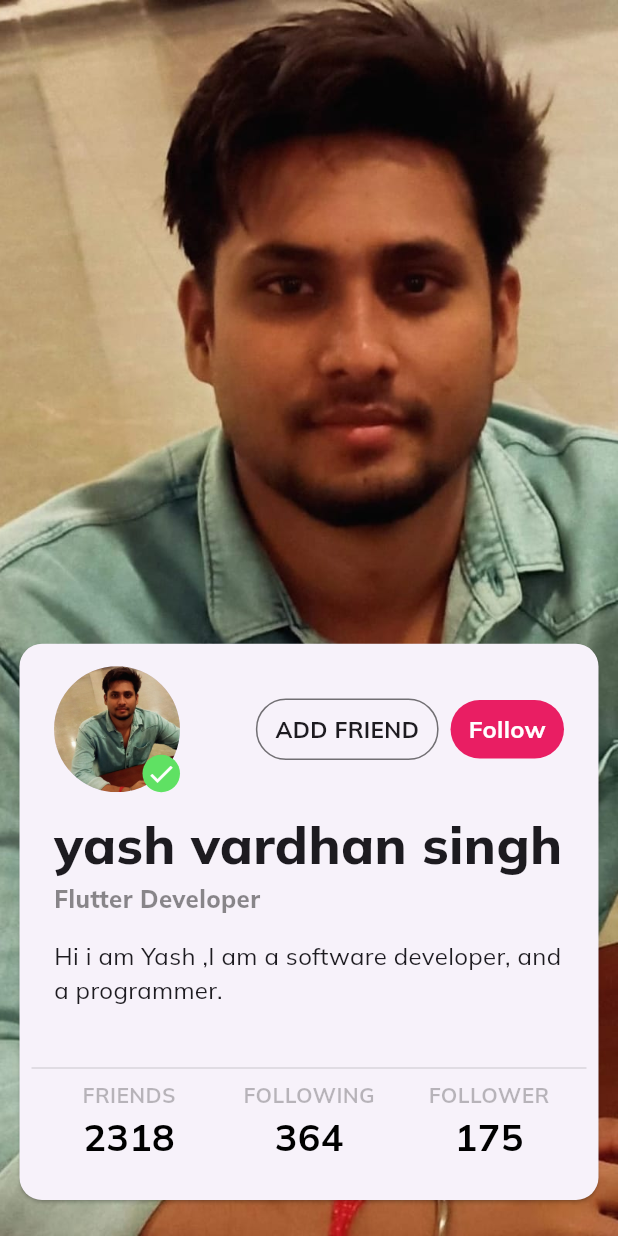
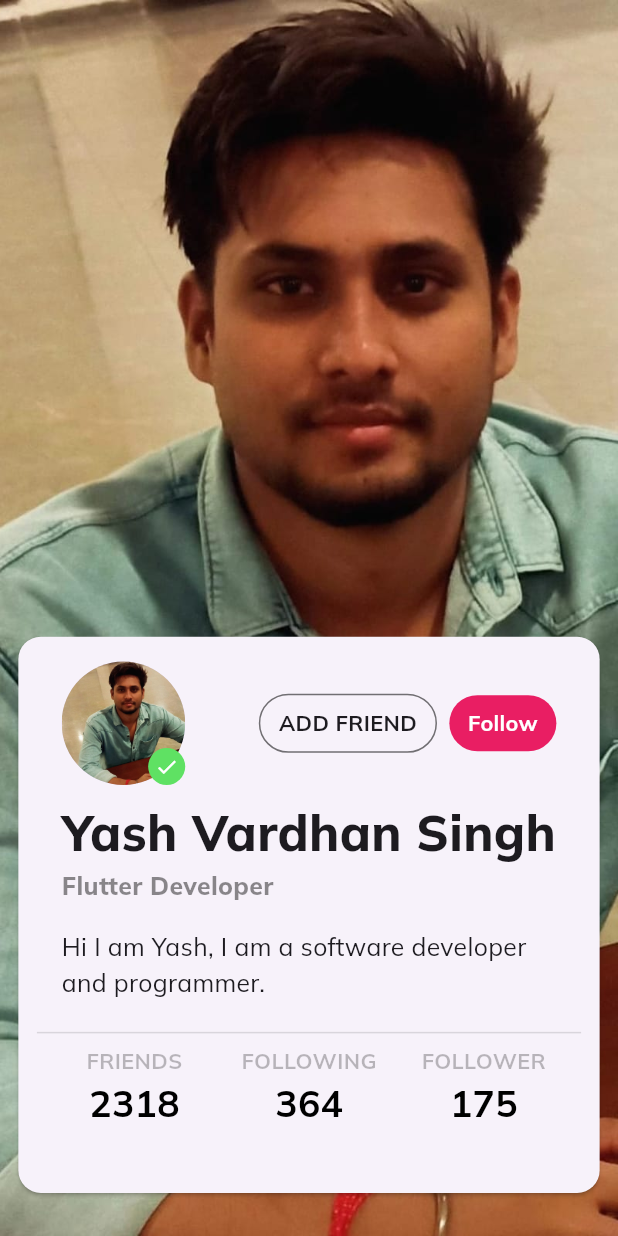
Before and after one commit to yashvardhan8787/flutter-ecommerce-app, a Flutter app: the Profile screen opened directly, on a phone screen of 412 x 824 dp. Run offline on Flutter 3.47's test engine with Material 3 defaults, Android fonts, the phone set to English and light mode, and no system bars; our stand-ins replace google_fonts.

Commit message:
error resolved

```diff
--- a/ecommerce_app/lib/screens/Cart/cart_screen.dart
+++ b/ecommerce_app/lib/screens/Cart/cart_screen.dart
@@ -33,7 +33,7 @@ class _CartScreenState extends State<CartScreen> {
 
     return Scaffold(
       backgroundColor: kcontentColor,
-      bottomSheet: CheckOutBox(),
+      bottomSheet: const CheckOutBox(),
       body: SafeArea(
 
           child: Column(
--- a/ecommerce_app/lib/screens/Profile/profile.dart
+++ b/ecommerce_app/lib/screens/Profile/profile.dart
@@ -5,7 +5,7 @@ class Profile extends StatelessWidget {
 
   @override
   Widget build(BuildContext context) {
-    Size size = MediaQuery.of(context).size;
+    final size = MediaQuery.of(context).size;
     return Scaffold(
       body: Stack(
         children: [
@@ -16,7 +16,10 @@ class Profile extends StatelessWidget {
             width: size.width,
           ),
           Padding(
-            padding: const EdgeInsets.symmetric(horizontal: 9, vertical: 20),
+            padding: EdgeInsets.symmetric(
+              horizontal: size.width * 0.02,
+              vertical: size.height * 0.03,
+            ),
             child: Align(
               alignment: Alignment.bottomCenter,
               child: Card(
@@ -25,14 +28,16 @@ class Profile extends StatelessWidget {
                 ),
                 child: Container(
                   height: size.height * 0.45,
-                  padding:
-                  const EdgeInsets.symmetric(horizontal: 8, vertical: 15),
-                  child: Expanded(
+                  padding: EdgeInsets.symmetric(
+                    horizontal: size.width * 0.03,
+                    vertical: size.height * 0.02,
+                  ),
                   child: Column(
                     children: [
                       Padding(
-                          padding: const EdgeInsets.symmetric(horizontal: 15),
-                          child:Expanded(
+                        padding: EdgeInsets.symmetric(
+                          horizontal: size.width * 0.04,
+                        ),
                         child: Column(
                           crossAxisAlignment: CrossAxisAlignment.start,
                           children: [
@@ -41,26 +46,26 @@ class Profile extends StatelessWidget {
                               children: [
                                 Stack(
                                   children: [
-                                        const CircleAvatar(
-                                          radius: 42,
+                                    CircleAvatar(
+                                      radius: size.width * 0.1,
                                       backgroundImage:
-                                          AssetImage("images/profile3.png"),
+                                      const AssetImage("images/profile3.png"),
                                     ),
                                     Positioned(
                                       bottom: 0,
                                       right: 0,
                                       child: Container(
-                                            height: 25,
-                                            width: 25,
+                                        height: size.width * 0.06,
+                                        width: size.width * 0.06,
                                         decoration: const BoxDecoration(
                                           shape: BoxShape.circle,
-                                              color:
-                                              Color.fromARGB(255, 95, 225, 99),
+                                          color:Color.fromARGB(
+                                              255, 95, 225, 99),
                                         ),
                                         child: const Icon(
                                           Icons.check,
                                           color: Colors.white,
-                                              size: 20,
+                                          size: 16,
                                         ),
                                       ),
                                     )
@@ -71,31 +76,39 @@ class Profile extends StatelessWidget {
                                     Container(
                                       decoration: BoxDecoration(
                                         borderRadius:
-                                              BorderRadius.circular(20),
+                                        BorderRadius.circular(size.width * 0.05),
                                         border: Border.all(
-                                                  color: Colors.black54)),
-                                          padding: const EdgeInsets.symmetric(
-                                              vertical: 9, horizontal: 12),
-                                          child: const Text(
+                                          color: Colors.black54,
+                                        ),
+                                      ),
+                                      padding: EdgeInsets.symmetric(
+                                        vertical: size.height * 0.01,
+                                        horizontal: size.width * 0.03,
+                                      ),
+                                      child: Text(
                                         "ADD FRIEND",
                                         style: TextStyle(
                                           fontWeight: FontWeight.bold,
-                                                fontSize: 15),
+                                          fontSize: size.width * 0.035,
                                         ),
                                       ),
-                                        const SizedBox(width: 8),
+                                    ),
+                                    SizedBox(width: size.width * 0.02),
                                     Container(
                                       decoration: BoxDecoration(
-                                            borderRadius: BorderRadius.circular(20),
+                                        borderRadius: BorderRadius.circular(
+                                            size.width * 0.05),
                                         color: Colors.pink,
                                       ),
-                                          padding: const EdgeInsets.symmetric(
-                                              vertical: 8, horizontal: 12),
-                                          child: const Text(
+                                      padding: EdgeInsets.symmetric(
+                                        vertical: size.height * 0.01,
+                                        horizontal: size.width * 0.03,
+                                      ),
+                                      child: Text(
                                         "Follow",
                                         style: TextStyle(
                                           fontWeight: FontWeight.bold,
-                                              fontSize: 16,
+                                          fontSize: size.width * 0.035,
                                           color: Colors.white,
                                         ),
                                       ),
@@ -104,51 +117,46 @@ class Profile extends StatelessWidget {
                                 )
                               ],
                             ),
-                                const SizedBox(height: 10),
-                                const Text(
-                                  "yash vardhan singh",
+                            SizedBox(height: size.height * 0.01),
+                            Text(
+                              "Yash Vardhan Singh",
                               style: TextStyle(
                                 fontWeight: FontWeight.w800,
-                                    fontSize: 35,
+                                fontSize: size.width * 0.08,
                               ),
                             ),
-                                const Text(
+                            Text(
                               "Flutter Developer",
                               style: TextStyle(
                                 fontWeight: FontWeight.w800,
-                                      fontSize: 16,
-                                      color: Colors.black45),
+                                fontSize: size.width * 0.04,
+                                color: Colors.black45,
                               ),
-                                const SizedBox(
-                                  height: 15,
                             ),
-                                const Text(
-                                  "Hi i am Yash ,I am a software developer, and a programmer. ",
+                            SizedBox(height: size.height * 0.02),
+                            Text(
+                              "Hi I am Yash, I am a software developer and programmer.",
                               style: TextStyle(
-                                    fontSize: 16,
+                                fontSize: size.width * 0.04,
                               ),
                             ),
                           ],
                         ),
                       ),
-                        ),
                       const Spacer(),
-                        const Divider(
-                          color: Colors.black12,
-                        ),
+                      const Divider(color: Colors.black12),
                       SizedBox(
-                          height: 65,
+                        height: size.height * 0.1,
                         child: Row(
                           mainAxisAlignment: MainAxisAlignment.spaceEvenly,
                           children: [
-                              friendAndMore("FRIENDS", "2318"),
-                              friendAndMore("FOLLOWING", "364"),
-                              friendAndMore("FOLLOWER", "175"),
+                            friendAndMore(size, "FRIENDS", "2318"),
+                            friendAndMore(size, "FOLLOWING", "364"),
+                            friendAndMore(size, "FOLLOWER", "175"),
                           ],
                         ),
                       ),
                     ],
-                    ),
                   ),
                 ),
               ),
@@ -159,23 +167,24 @@ class Profile extends StatelessWidget {
     );
   }
 
-  SizedBox friendAndMore(title, number) {
+  Widget friendAndMore(Size size, String title, String number) {
     return SizedBox(
-      width: 110,
+      width: size.width * 0.25,
       child: Column(
         children: [
           Text(
             title,
-            style: const TextStyle(
+            style: TextStyle(
               fontWeight: FontWeight.bold,
-                fontSize: 14,
-                color: Colors.black26),
+              fontSize: size.width * 0.035,
+              color: Colors.black26,
+            ),
           ),
           Text(
             number,
-            style: const TextStyle(
+            style: TextStyle(
               fontWeight: FontWeight.bold,
-              fontSize: 25,
+              fontSize: size.width * 0.06,
               color: Colors.black,
             ),
           )
```
Also changed, not shown: ecommerce_app/lib/screens/Detail/widgets/add_to_cart.dart (+25 -20 lines), ecommerce_app/lib/screens/Home/widgets/product_cart.dart (+9 -7 lines). Lines whose indentation alone changed are shown as unchanged.
